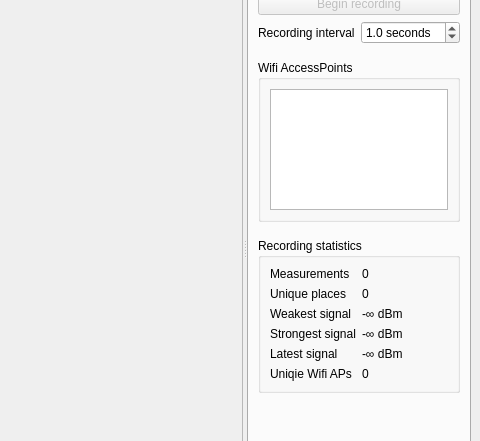
This is src/valeronoi.ui in ccoors/Valeronoi as Qt 5 draws it before an edit; both pictures show x 440 to 920 and y 98 to 539 of the 920 by 694 pixel window. The edited form follows.
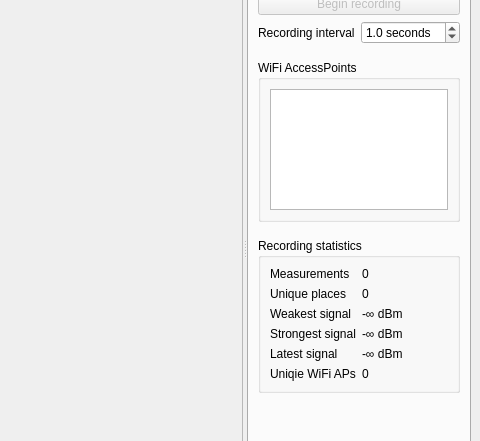
This is the edited form.

```diff
--- a/src/valeronoi.ui
+++ b/src/valeronoi.ui
@@ -151,7 +151,7 @@
             <item>
              <widget class="QGroupBox" name="wifiInfoGroup">
               <property name="title">
-               <string>Wifi AccessPoints</string>
+               <string>WiFi AccessPoints</string>
               </property>
               <layout class="QVBoxLayout" name="verticalLayout_9">
                <item>
@@ -243,7 +243,7 @@
                  <item row="5" column="0">
                   <widget class="QLabel" name="label_12">
                    <property name="text">
-                    <string>Uniqie Wifi APs</string>
+                    <string>Uniqie WiFi APs</string>
                    </property>
                   </widget>
                  </item>
```
